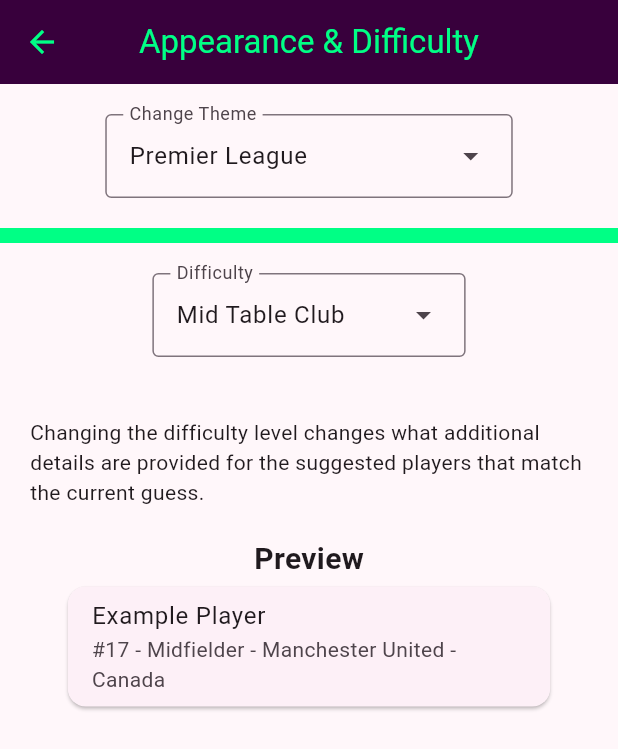
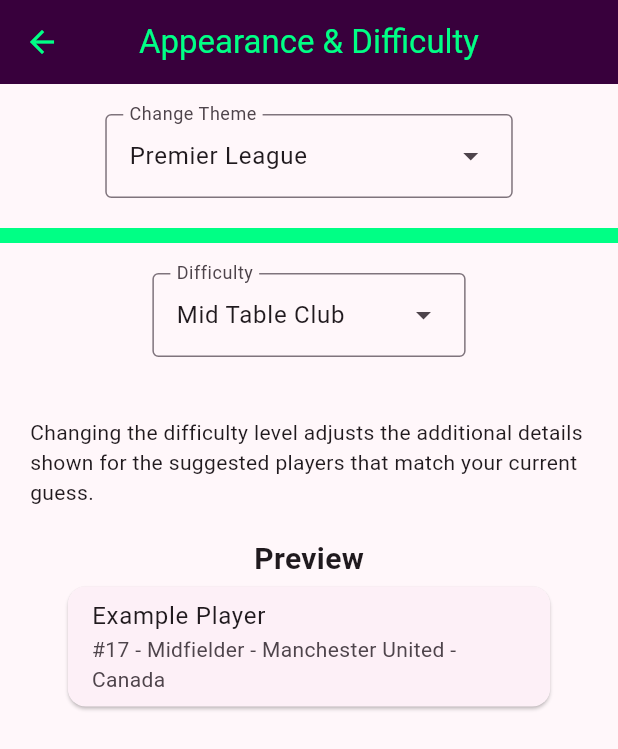
Before and after one commit to dhislop17/plordle, a Flutter app: the AppearanceDifficultyPage screen opened by its route, on a phone screen of 412 x 824 dp. Shown: the top 749 px of the screen. Run offline on Flutter 3.47's test engine with Material 3 defaults, Android fonts, the light colour scheme and no system bars; our stand-ins replace diacritic, flutter_typeahead, get_it, logger, shared_preferences; missing offline and left inert: country_coder, flutter_timer_countdown, wolt_modal_sheet; accounts and stored records are empty.

Commit message:
Tweaked difficulty description text

```diff
--- a/plordle/lib/ui/widgets/change_difficulty_widget.dart
+++ b/plordle/lib/ui/widgets/change_difficulty_widget.dart
@@ -1,5 +1,6 @@
 import 'package:flutter/material.dart';
 import 'package:plordle/models/player.dart';
+import 'package:plordle/ui/utils/enums.dart';
 import 'package:plordle/view_models/user_view_model.dart';
 import 'package:provider/provider.dart';
 
@@ -42,7 +43,7 @@ class ChangeDifficultyWidget extends StatelessWidget {
             child: Padding(
               padding: EdgeInsets.only(left: 20, right: 20),
               child: Text(
-                  "Changing the difficulty level changes what additional details are provided for the suggested players that match the current guess."),
+                  "Changing the difficulty level adjusts the additional details shown for the suggested players that match your current guess."),
             )),
         const Text("Preview",
             style: TextStyle(fontWeight: FontWeight.bold, fontSize: 20)),
```
